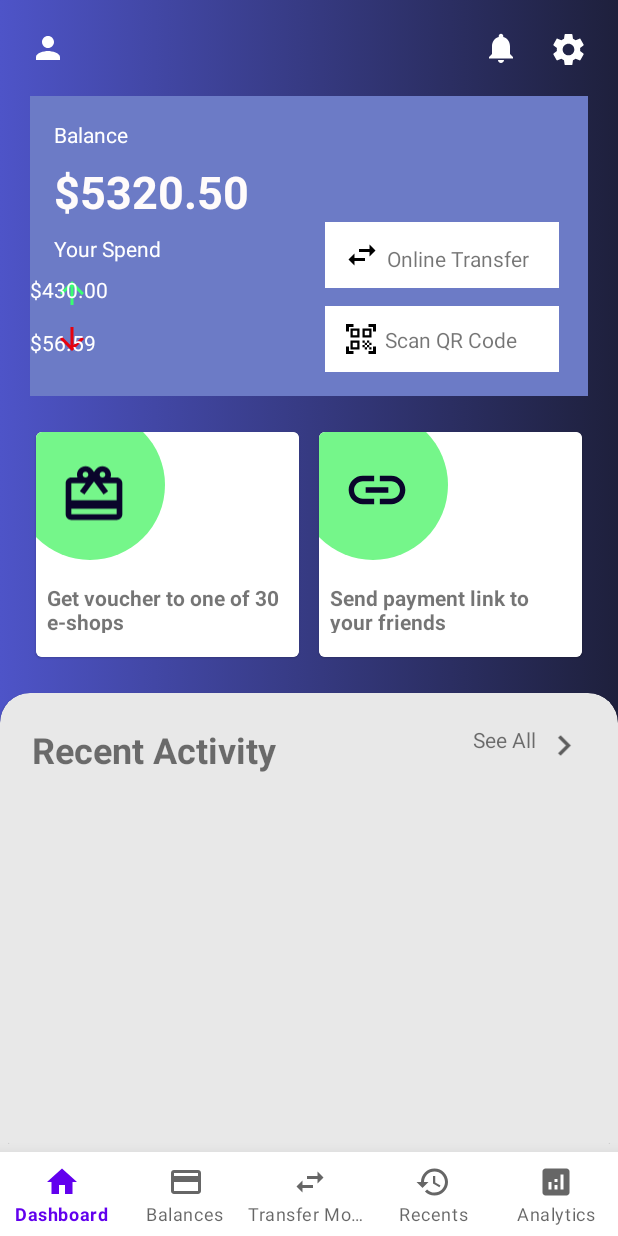
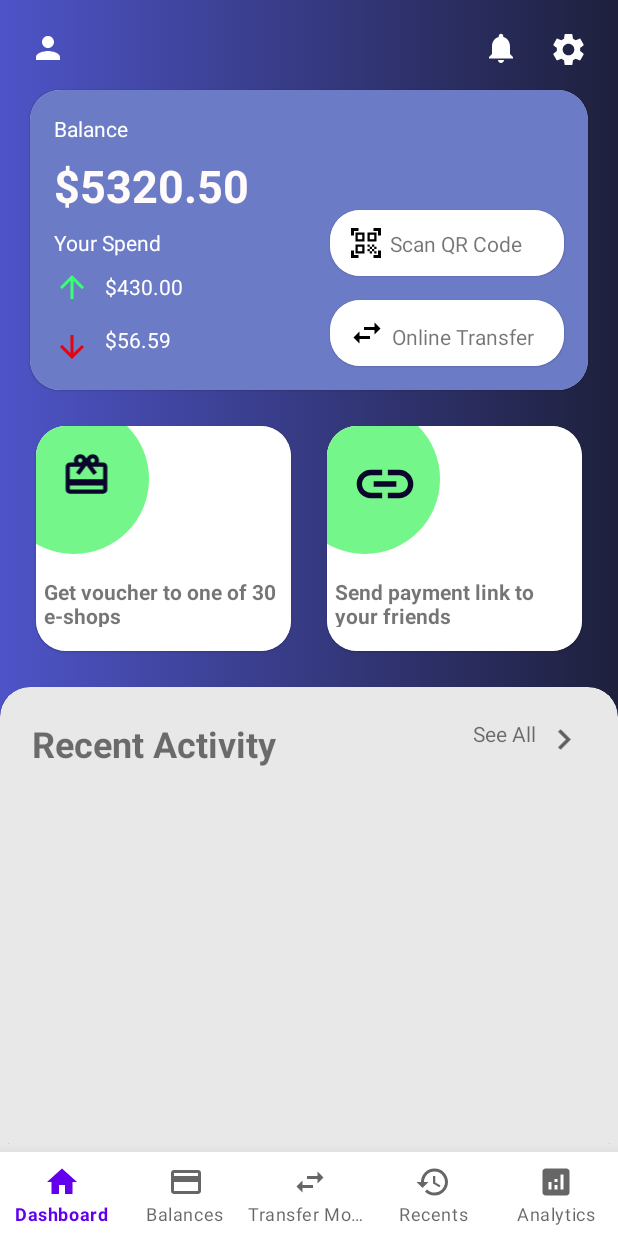
Before and after one commit to MMwandigha/BankApp, an Android app: the layout fragment_dashboard.xml on its own in the app's theme, with its tools: preview values and no code run, on a phone screen of 412 x 824 dp. Run offline under Robolectric (Android 15) with nearby library versions, the phone set to English and light mode, and no system bars.

Commit message:
Friday -Dashboard Customization

```diff
--- a/app/build.gradle
+++ b/app/build.gradle
@@ -42,6 +42,7 @@ dependencies {
 
     implementation 'androidx.core:core-ktx:1.7.0'
     implementation 'androidx.appcompat:appcompat:1.4.1'
+
     implementation 'com.google.android.material:material:1.5.0'
     implementation 'androidx.constraintlayout:constraintlayout:2.1.3'
     implementation 'androidx.legacy:legacy-support-v4:1.0.0'
--- a/app/src/main/res/layout/fragment_dashboard.xml
+++ b/app/src/main/res/layout/fragment_dashboard.xml
@@ -80,12 +80,15 @@
 
         <com.google.android.material.card.MaterialCardView
             android:id="@+id/materialCardView5"
-            android:layout_width="175dp"
+            style="@style/MyCardView2"
+            android:layout_width="0dp"
             android:layout_height="150dp"
+            android:layout_marginStart="24dp"
             android:layout_marginTop="24dp"
             android:layout_marginEnd="24dp"
             app:layout_constraintEnd_toEndOf="parent"
-            app:layout_constraintTop_toBottomOf="@+id/cardView">
+            app:layout_constraintStart_toEndOf="@+id/materialCardView3"
+            app:layout_constraintTop_toBottomOf="@+id/materialcardView">
 
             <androidx.cardview.widget.CardView
                 android:layout_width="match_parent"
@@ -101,8 +104,10 @@
 
                     <TextView
                         android:id="@+id/textView10"
-                        android:layout_width="160dp"
+                        android:layout_width="match_parent"
                         android:layout_height="33dp"
+                        android:layout_marginStart="5dp"
+                        android:layout_marginEnd="5dp"
                         android:layout_marginBottom="16dp"
                         android:text="Send payment link to your friends "
                         android:textStyle="bold"
@@ -115,11 +120,11 @@
                         android:id="@+id/imageView11"
                         android:layout_width="100dp"
                         android:layout_height="100dp"
-                        android:layout_marginEnd="90dp"
+                        android:layout_marginStart="-25dp"
                         android:layout_marginBottom="65dp"
                         android:src="@drawable/quadrant"
                         app:layout_constraintBottom_toBottomOf="parent"
-                        app:layout_constraintEnd_toEndOf="parent" />
+                        app:layout_constraintStart_toStartOf="parent" />
 
                     <ImageView
                         android:id="@+id/imageView13"
@@ -138,12 +143,14 @@
 
         <com.google.android.material.card.MaterialCardView
             android:id="@+id/materialCardView3"
-            android:layout_width="175dp"
+            android:layout_width="0dp"
+            style="@style/MyCardView2"
             android:layout_height="150dp"
             android:layout_marginStart="24dp"
             android:layout_marginTop="24dp"
+            app:layout_constraintEnd_toStartOf="@+id/materialCardView5"
             app:layout_constraintStart_toStartOf="parent"
-            app:layout_constraintTop_toBottomOf="@+id/cardView">
+            app:layout_constraintTop_toBottomOf="@+id/materialcardView">
 
             <androidx.cardview.widget.CardView
                 android:layout_width="match_parent"
@@ -159,8 +166,10 @@
 
                     <TextView
                         android:id="@+id/textView4"
-                        android:layout_width="160dp"
+                        android:layout_width="match_parent"
                         android:layout_height="33dp"
+                        android:layout_marginStart="5dp"
+                        android:layout_marginEnd="5dp"
                         android:layout_marginBottom="16dp"
                         android:text="Get voucher to one of 30 e-shops "
                         android:textStyle="bold"
@@ -173,16 +182,16 @@
                         android:id="@+id/imageView10"
                         android:layout_width="100dp"
                         android:layout_height="100dp"
-                        android:layout_marginEnd="90dp"
+                        android:layout_marginStart="-25dp"
                         android:layout_marginBottom="65dp"
                         android:src="@drawable/quadrant"
                         app:layout_constraintBottom_toBottomOf="parent"
-                        app:layout_constraintEnd_toEndOf="parent" />
+                        app:layout_constraintStart_toStartOf="parent" />
 
                     <ImageView
                         android:id="@+id/imageView12"
-                        android:layout_width="45dp"
-                        android:layout_height="51dp"
+                        android:layout_width="35dp"
+                        android:layout_height="33dp"
                         android:layout_marginStart="16dp"
                         android:layout_marginTop="16dp"
                         android:src="@drawable/ic_baseline_card_giftcard_24"
@@ -225,31 +234,47 @@
             app:layout_constraintEnd_toEndOf="parent"
             app:layout_constraintTop_toTopOf="parent" />
 
+        <com.google.android.material.card.MaterialCardView
+            android:id="@+id/materialcardView"
+            android:layout_width="0dp"
+            style="@style/MyCardView2"
+            android:layout_height="200dp"
+            android:layout_marginStart="20dp"
+            android:layout_marginTop="16dp"
+            android:layout_marginEnd="20dp"
+            android:background="#6C7BC6"
+            app:layout_constraintEnd_toEndOf="parent"
+            app:layout_constraintHorizontal_bias="1.0"
+            app:layout_constraintStart_toStartOf="parent"
+            app:layout_constraintTop_toBottomOf="@+id/usericon">
 
             <androidx.constraintlayout.widget.ConstraintLayout
                 android:id="@+id/cardView"
-            android:layout_width="0dp"
-            android:layout_height="200dp"
-            android:layout_marginStart="20dp"
-            android:layout_marginTop="20dp"
-            android:layout_marginEnd="20dp"
-            android:background="#6C7BC6"
+                android:layout_width="match_parent"
+                android:layout_height="match_parent"
+                android:background="#6C7BC6">
+
+                <com.google.android.material.card.MaterialCardView
+                    android:id="@+id/materialCardView6"
+                    style="@style/MyCardView2"
+                    android:layout_width="wrap_content"
+                    android:layout_height="wrap_content"
+                    android:layout_marginEnd="16dp"
+                    android:layout_marginBottom="16dp"
+                    app:layout_constraintBottom_toBottomOf="parent"
                     app:layout_constraintEnd_toEndOf="parent"
-            app:layout_constraintHorizontal_bias="0.0"
-            app:layout_constraintStart_toStartOf="parent"
-            app:layout_constraintTop_toBottomOf="@+id/usericon">
-
+                    app:layout_constraintHorizontal_bias="1.0"
+                    app:layout_constraintStart_toStartOf="parent">
 
                     <androidx.constraintlayout.widget.ConstraintLayout
                         android:id="@+id/materialCardView"
                         android:layout_width="156dp"
                         android:layout_height="44dp"
-                android:layout_marginTop="84dp"
                         android:background="#FFFFFF"
                         app:layout_constraintEnd_toEndOf="parent"
-                app:layout_constraintHorizontal_bias="0.911"
+                        app:layout_constraintHorizontal_bias="0.897"
                         app:layout_constraintStart_toStartOf="parent"
-                app:layout_constraintTop_toTopOf="parent">
+                        tools:layout_editor_absoluteY="67dp">
 
                         <ImageView
                             android:id="@+id/imageView5"
@@ -276,16 +301,26 @@
                             app:layout_constraintVertical_bias="0.6" />
                     </androidx.constraintlayout.widget.ConstraintLayout>
 
+                </com.google.android.material.card.MaterialCardView>
+
+                <com.google.android.material.card.MaterialCardView
+                    android:id="@+id/materialCardView99"
+                    style="@style/MyCardView2"
+                    android:layout_width="wrap_content"
+                    android:layout_height="wrap_content"
+                    android:layout_marginTop="64dp"
+                    android:layout_marginEnd="16dp"
+                    app:layout_constraintBottom_toTopOf="@id/materialCardView6"
+                    app:layout_constraintEnd_toEndOf="parent"
+                    app:layout_constraintTop_toTopOf="parent">
+
                     <androidx.constraintlayout.widget.ConstraintLayout
                         android:id="@+id/materialCardView2"
                         android:layout_width="156dp"
                         android:layout_height="44dp"
-                android:layout_marginTop="12dp"
                         android:background="#FFFFFF"
-                app:layout_constraintEnd_toEndOf="parent"
-                app:layout_constraintHorizontal_bias="0.911"
-                app:layout_constraintStart_toStartOf="parent"
-                app:layout_constraintTop_toBottomOf="@+id/materialCardView">
+                        tools:layout_editor_absoluteX="193dp"
+                        tools:layout_editor_absoluteY="123dp">
 
                         <ImageView
                             android:id="@+id/imageView7"
@@ -311,6 +346,10 @@
                             app:layout_constraintTop_toTopOf="parent"
                             app:layout_constraintVertical_bias="0.52" />
                     </androidx.constraintlayout.widget.ConstraintLayout>
+
+
+                </com.google.android.material.card.MaterialCardView>
+
 
                 <TextView
                     android:id="@+id/textView5"
@@ -354,8 +393,6 @@
                     android:layout_marginStart="16dp"
                     android:layout_marginTop="8dp"
                     android:src="@drawable/ic_baseline_arrow_upward_24"
-                app:layout_constraintEnd_toStartOf="@+id/textView8"
-                app:layout_constraintHorizontal_bias="0.0"
                     app:layout_constraintStart_toStartOf="parent"
                     app:layout_constraintTop_toBottomOf="@+id/textView7" />
 
@@ -364,36 +401,38 @@
                     android:layout_width="wrap_content"
                     android:layout_height="wrap_content"
                     android:layout_marginStart="16dp"
-                android:layout_marginBottom="16dp"
+                    android:layout_marginTop="16dp"
                     android:src="@drawable/ic_baseline_arrow_downward_24"
-                app:layout_constraintBottom_toBottomOf="parent"
-                app:layout_constraintEnd_toStartOf="@+id/textView9"
-                app:layout_constraintHorizontal_bias="0.0"
                     app:layout_constraintStart_toStartOf="parent"
-                app:layout_constraintTop_toBottomOf="@+id/imageView8"
-                app:layout_constraintVertical_bias="0.411" />
+                    app:layout_constraintTop_toBottomOf="@+id/imageView8" />
 
                 <TextView
                     android:id="@+id/textView8"
                     android:layout_width="wrap_content"
                     android:layout_height="wrap_content"
-                android:layout_marginTop="8dp"
+                    android:layout_marginStart="10dp"
+                    android:layout_marginTop="10dp"
                     android:text="$430.00"
                     android:textColor="#FFFFFF"
-                app:layout_constraintTop_toBottomOf="@+id/textView7"
-                tools:layout_editor_absoluteX="43dp" />
+                    app:layout_constraintStart_toEndOf="@+id/imageView8"
+                    app:layout_constraintTop_toBottomOf="@+id/textView7" />
 
                 <TextView
                     android:id="@+id/textView9"
                     android:layout_width="wrap_content"
                     android:layout_height="wrap_content"
+                    android:layout_marginStart="10dp"
                     android:layout_marginTop="16dp"
                     android:text="$56.59"
                     android:textColor="#FFFFFF"
-                app:layout_constraintTop_toBottomOf="@+id/textView8"
-                tools:layout_editor_absoluteX="44dp" />
+                    app:layout_constraintStart_toEndOf="@+id/imageView9"
+                    app:layout_constraintTop_toBottomOf="@+id/textView8" />
 
             </androidx.constraintlayout.widget.ConstraintLayout>
+
+        </com.google.android.material.card.MaterialCardView>
+
+
 
         <com.google.android.material.bottomnavigation.BottomNavigationView
             android:id="@+id/bottomNavigationView"
--- a/app/src/main/res/values/colors.xml
+++ b/app/src/main/res/values/colors.xml
@@ -7,4 +7,8 @@
     <color name="teal_700">#FF018786</color>
     <color name="black">#FF000000</color>
     <color name="white">#FFFFFFFF</color>
+    <color name="top_blue_light">#aaaaaaaa</color>
+    <color name="valuer_bg">#eeeeeeee</color>
+
+
 </resources>
--- a/app/src/main/res/values/themes.xml
+++ b/app/src/main/res/values/themes.xml
@@ -1,6 +1,6 @@
 <resources xmlns:tools="http://schemas.android.com/tools">
     <!-- Base application theme. -->
-    <style name="Theme.RecyclerView" parent="Theme.MaterialComponents.Light.DarkActionBar">
+    <style name="Theme.RecyclerView" parent="Theme.MaterialComponents.Light.NoActionBar">
         <!-- Primary brand color. -->
         <item name="colorPrimary">@color/purple_500</item>
         <item name="colorPrimaryVariant">@color/purple_700</item>
@@ -46,7 +46,6 @@
     </style>
 
 
-
     <style name="ShapeAppearanceOverlay.MaterialCardView.Uncut" parent="">
         <item name="cornerFamily">rounded</item>
         <item name="cornerSizeTopRight">20dp</item>
@@ -59,4 +58,6 @@
 
 
 
+
+
 </resources>
```
Also changed, not shown: app/src/main/java/com/maxwell/recyclerview/ui/auth/authfragments/RegisterFragment.kt (+6 -2 lines), app/src/main/res/drawable/button_bg_support.xml (added, +16 -0 lines), app/src/main/res/drawable/ic_baseline_account_balance_24.xml (added, +22 -0 lines), app/src/main/res/layout/fragment_login.xml (+40 -50 lines), app/src/main/res/layout/fragment_register.xml (+102 -117 lines). Lines whose indentation alone changed are shown as unchanged.
